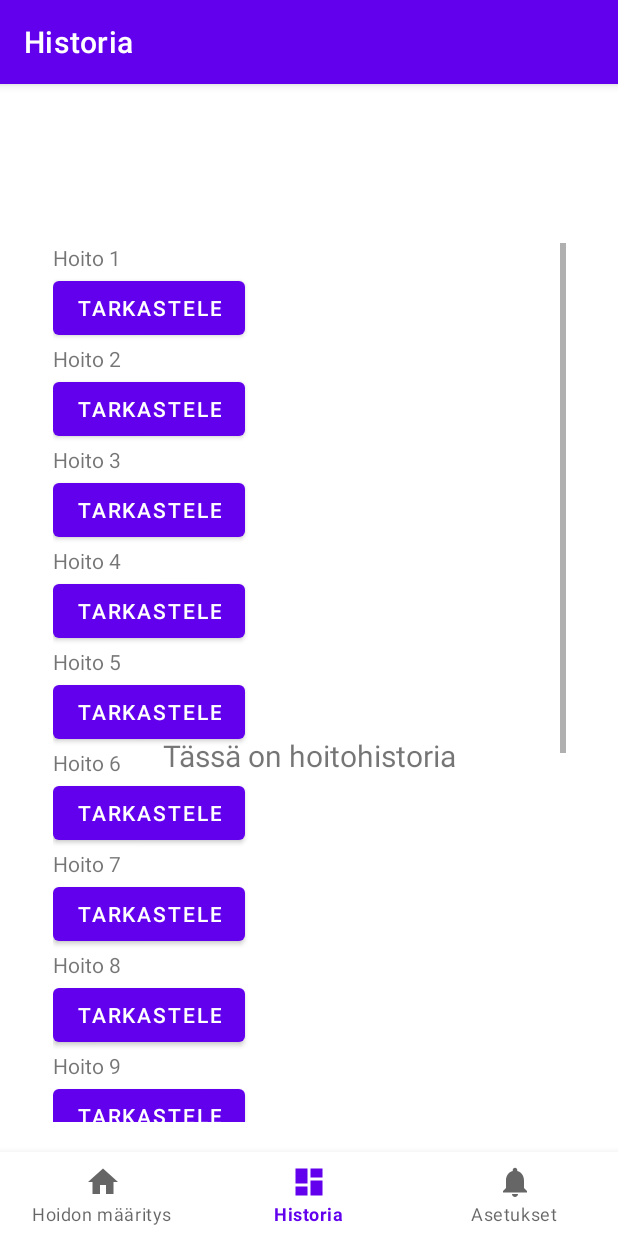
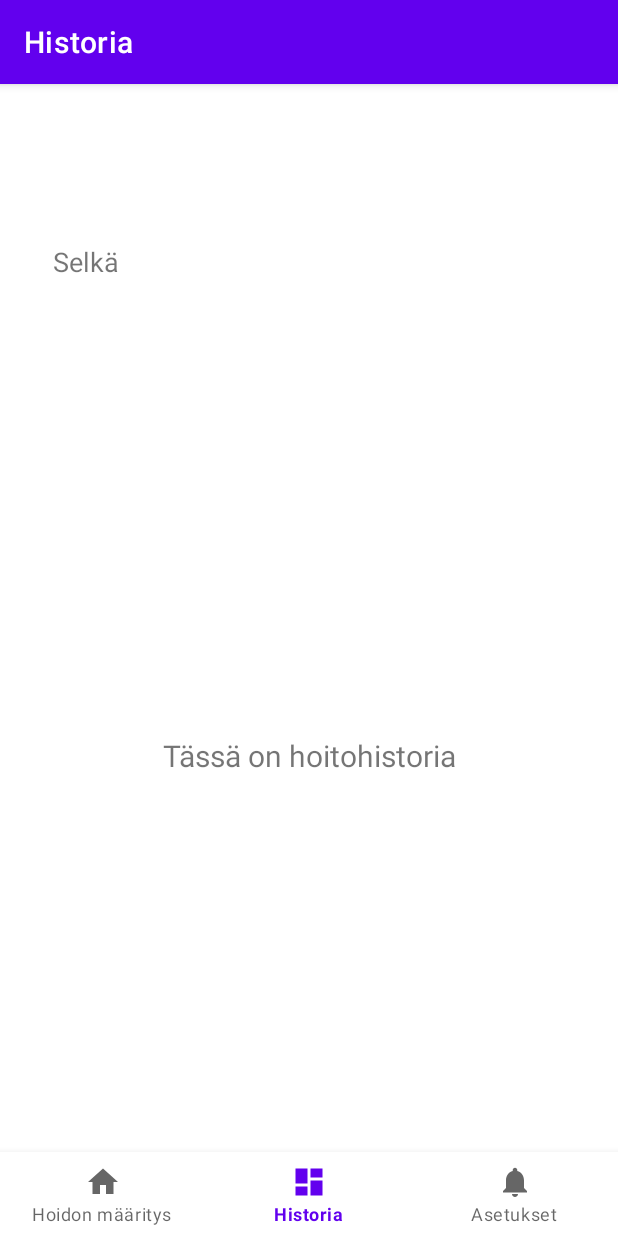
Before and after one commit to moldaw/SmartBall, an Android app: the HistoryFragment screen opened through its navigation route, on a phone screen of 412 x 824 dp. Run offline under Robolectric (Android 15) with nearby library versions, the phone set to English and light mode, and no system bars; our stand-ins replace navigation-ui.

Commit message:
dbn lukeminen
lisätty historia sivulle databasen lukeminen, nyt tehdyt kirjaukset tulevat näkyviin

```diff
--- a/app/src/main/java/com/example/smartball/DatabaseHelper.java
+++ b/app/src/main/java/com/example/smartball/DatabaseHelper.java
@@ -2,8 +2,12 @@ package com.example.smartball;
 
 import android.content.ContentValues;
 import android.content.Context;
+import android.database.Cursor;
 import android.database.sqlite.SQLiteDatabase;
 import android.database.sqlite.SQLiteOpenHelper;
+
+import java.util.ArrayList;
+import java.util.List;
 
 public class DatabaseHelper extends SQLiteOpenHelper {
     private static final String DATABASE_NAME = "history.db";
@@ -38,4 +42,20 @@ public class DatabaseHelper extends SQLiteOpenHelper {
         db.close();
         return result != -1;
     }
+
+    public List<String> getAllTreatments() {
+        List<String> treatments = new ArrayList<>();
+        SQLiteDatabase db = this.getReadableDatabase();
+        Cursor cursor = db.rawQuery("SELECT option FROM " + TABLE_NAME, null);
+
+        if (cursor.moveToFirst()) {
+            do {
+                treatments.add(cursor.getString(0));
+            } while (cursor.moveToNext());
+        }
+        cursor.close();
+        db.close();
+        return treatments;
+    }
+
 }
--- a/app/src/main/java/com/example/smartball/ui/history/HistoryFragment.java
+++ b/app/src/main/java/com/example/smartball/ui/history/HistoryFragment.java
@@ -4,13 +4,19 @@ import android.os.Bundle;
 import android.view.LayoutInflater;
 import android.view.View;
 import android.view.ViewGroup;
+import android.widget.LinearLayout;
 import android.widget.TextView;
 
 import androidx.annotation.NonNull;
+import androidx.annotation.Nullable;
 import androidx.fragment.app.Fragment;
 import androidx.lifecycle.ViewModelProvider;
 
+import com.example.smartball.DatabaseHelper;
+import com.example.smartball.R;
 import com.example.smartball.databinding.FragmentHistoryBinding;
+
+import java.util.List;
 
 public class HistoryFragment extends Fragment {
 
@@ -30,6 +36,24 @@ public class HistoryFragment extends Fragment {
     }
 
     @Override
+    public void onViewCreated(@NonNull View view, @Nullable Bundle savedInstanceState) {
+        super.onViewCreated(view, savedInstanceState);
+
+        LinearLayout linearLayout = view.findViewById(R.id.history_display);
+
+        DatabaseHelper dbHelper = new DatabaseHelper(getContext());
+        List<String> treatments = dbHelper.getAllTreatments();
+
+        for (String treatment : treatments) {
+            TextView textView = new TextView(getContext());
+            textView.setText(treatment);
+            textView.setTextSize(18);
+            linearLayout.addView(textView);
+        }
+    }
+
+
+    @Override
     public void onDestroyView() {
         super.onDestroyView();
         binding = null;
--- a/app/src/main/res/layout/fragment_history.xml
+++ b/app/src/main/res/layout/fragment_history.xml
@@ -35,159 +35,11 @@
         app:layout_constraintVertical_bias="0.0">
 
         <LinearLayout
+            android:id="@+id/history_display"
             android:layout_width="match_parent"
             android:layout_height="wrap_content"
             android:orientation="vertical">
 
-            <TextView
-                android:layout_width="wrap_content"
-                android:layout_height="wrap_content"
-                android:text="Hoito 1" />
-
-            <Button
-                android:layout_width="wrap_content"
-                android:layout_height="wrap_content"
-                android:text="Tarkastele" />
-
-            <TextView
-                android:layout_width="wrap_content"
-                android:layout_height="wrap_content"
-                android:text="Hoito 2" />
-
-            <Button
-                android:layout_width="wrap_content"
-                android:layout_height="wrap_content"
-                android:text="Tarkastele" />
-
-            <TextView
-                android:layout_width="wrap_content"
-                android:layout_height="wrap_content"
-                android:text="Hoito 3" />
-
-            <Button
-                android:layout_width="wrap_content"
-                android:layout_height="wrap_content"
-                android:text="Tarkastele" />
-
-            <TextView
-                android:layout_width="wrap_content"
-                android:layout_height="wrap_content"
-                android:text="Hoito 4" />
-
-            <Button
-                android:layout_width="wrap_content"
-                android:layout_height="wrap_content"
-                android:text="Tarkastele" />
-
-            <TextView
-                android:layout_width="wrap_content"
-                android:layout_height="wrap_content"
-                android:text="Hoito 5" />
-
-            <Button
-                android:layout_width="wrap_content"
-                android:layout_height="wrap_content"
-                android:text="Tarkastele" />
-
-            <TextView
-                android:layout_width="wrap_content"
-                android:layout_height="wrap_content"
-                android:text="Hoito 6" />
-
-            <Button
-                android:layout_width="wrap_content"
-                android:layout_height="wrap_content"
-                android:text="Tarkastele" />
-
-            <TextView
-                android:layout_width="wrap_content"
-                android:layout_height="wrap_content"
-                android:text="Hoito 7" />
-
-            <Button
-                android:layout_width="wrap_content"
-                android:layout_height="wrap_content"
-                android:text="Tarkastele" />
-
-            <TextView
-                android:layout_width="wrap_content"
-                android:layout_height="wrap_content"
-                android:text="Hoito 8" />
-
-            <Button
-                android:layout_width="wrap_content"
-                android:layout_height="wrap_content"
-                android:text="Tarkastele" />
-
-            <TextView
-                android:layout_width="wrap_content"
-                android:layout_height="wrap_content"
-                android:text="Hoito 9" />
-
-            <Button
-                android:layout_width="wrap_content"
-                android:layout_height="wrap_content"
-                android:text="Tarkastele" />
-
-            <TextView
-                android:layout_width="wrap_content"
-                android:layout_height="wrap_content"
-                android:text="Hoito 10" />
-
-            <Button
-                android:layout_width="wrap_content"
-                android:layout_height="wrap_content"
-                android:text="Tarkastele" />
-
-            <TextView
-                android:layout_width="wrap_content"
-                android:layout_height="wrap_content"
-                android:text="Hoito 11" />
-
-            <Button
-                android:layout_width="wrap_content"
-                android:layout_height="wrap_content"
-                android:text="Tarkastele" />
-
-            <TextView
-                android:layout_width="wrap_content"
-                android:layout_height="wrap_content"
-                android:text="Hoito 12" />
-
-            <Button
-                android:layout_width="wrap_content"
-                android:layout_height="wrap_content"
-                android:text="Tarkastele" />
-
-            <TextView
-                android:layout_width="wrap_content"
-                android:layout_height="wrap_content"
-                android:text="Hoito 13" />
-
-            <Button
-                android:layout_width="wrap_content"
-                android:layout_height="wrap_content"
-                android:text="Tarkastele" />
-
-            <TextView
-                android:layout_width="wrap_content"
-                android:layout_height="wrap_content"
-                android:text="Hoito 14" />
-
-            <Button
-                android:layout_width="wrap_content"
-                android:layout_height="wrap_content"
-                android:text="Tarkastele" />
-
-            <TextView
-                android:layout_width="wrap_content"
-                android:layout_height="wrap_content"
-                android:text="Hoito 15" />
-
-            <Button
-                android:layout_width="wrap_content"
-                android:layout_height="wrap_content"
-                android:text="Tarkastele" />
         </LinearLayout>
     </ScrollView>
 </androidx.constraintlayout.widget.ConstraintLayout>
```
